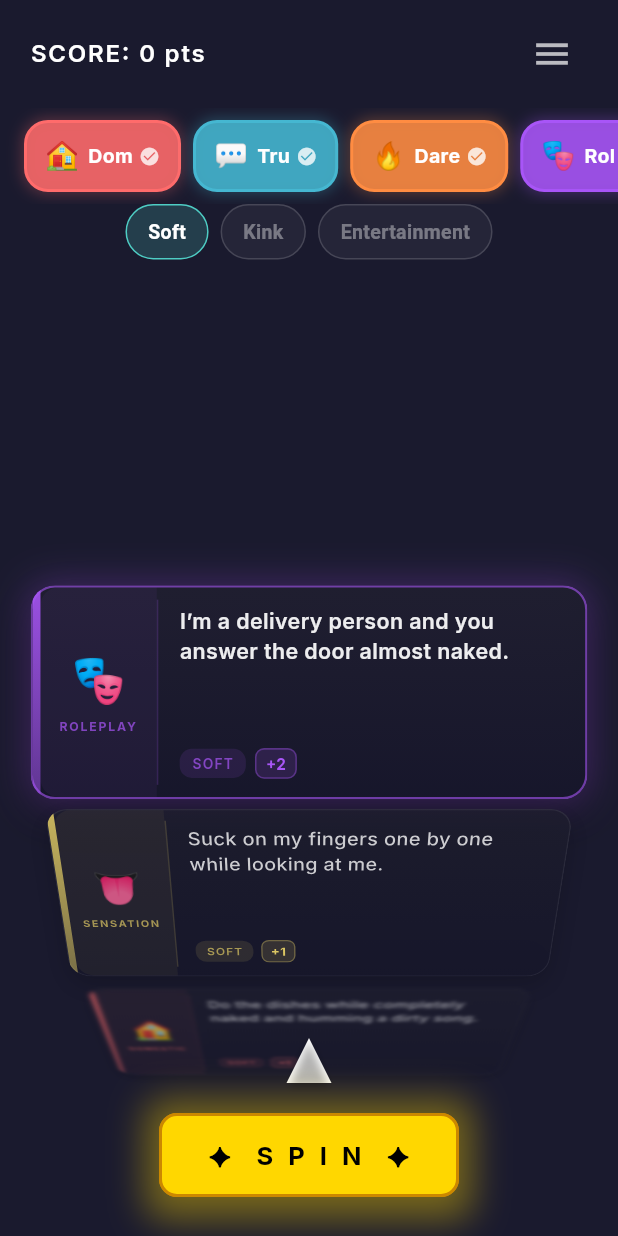
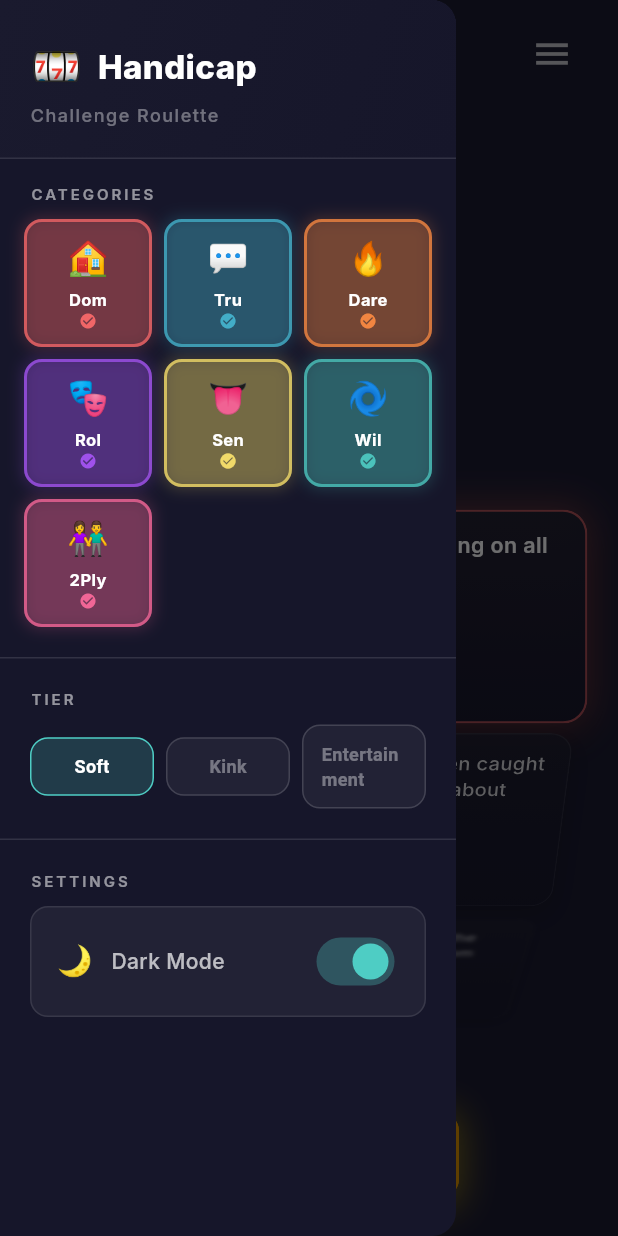
Before and after one commit to Juma1988/my_agents, a Flutter app: the screen it shows after launch, with the side drawer open (before the commit the screen has no drawer), on a phone screen of 412 x 824 dp. Run offline on Flutter 3.47's test engine with Material 3 defaults, Android fonts, the phone set to English and light mode, and no system bars; our stand-ins replace flutter_animate, google_fonts, hive, hive_flutter; accounts and stored records are empty.

Commit message:
Snackbar on last deselect, multi-tier select, new 2 Player category

```diff
--- a/lib/data/category_colors.dart
+++ b/lib/data/category_colors.dart
@@ -11,6 +11,7 @@ class CategoryColors {
     'roleplay': Color(0xFFA855F7), // Vivid Purple
     'sensation': Color(0xFFFFE66D), // Electric Yellow
     'wildcard': Color(0xFF4ECDC4), // Teal
+    'two_player': Color(0xFFFF6B9D), // Deep Pink
   };
 
   static const Map<String, Color> darkColors = {
@@ -20,6 +21,7 @@ class CategoryColors {
     'roleplay': Color(0xFF7733BB),
     'sensation': Color(0xFFCCAA22),
     'wildcard': Color(0xFF229999),
+    'two_player': Color(0xFFCC5580),
   };
 
   static Color get(String categoryId) {
--- a/lib/screens/spin_screen.dart
+++ b/lib/screens/spin_screen.dart
@@ -7,8 +7,8 @@ import '../models/challenge_category.dart';
 import '../models/challenge_segment.dart';
 import '../data/task_loader.dart';
 import '../data/category_colors.dart';
+import '../widgets/app_drawer.dart';
 import '../widgets/category_card_wheel.dart';
-import '../widgets/category_chip_selector.dart';
 import '../widgets/score_bar.dart';
 import '../widgets/spin_button.dart';
 import '../widgets/wheel_pointer.dart';
@@ -21,14 +21,16 @@ class SpinScreen extends StatefulWidget {
 }
 
 class _SpinScreenState extends State<SpinScreen> {
+  final GlobalKey<ScaffoldState> _scaffoldKey = GlobalKey<ScaffoldState>();
   final GlobalKey<CategoryCardWheelState> _wheelKey = GlobalKey();
   bool _isSpinning = false;
   bool _isLoading = true;
+  bool _isDarkMode = true;
 
   // State
   List<ChallengeCategory> _categories = [];
   List<String> _selectedCategoryIds = [];
-  String _selectedTier = 'soft'; // default tier
+  List<String> _selectedTiers = ['soft']; // default tiers
 
   int _score = 0;
 
@@ -59,11 +61,27 @@ class _SpinScreenState extends State<SpinScreen> {
       _selectedCategoryIds = [categories.first.id];
     }
 
-    // Load saved tier from Hive
-    final savedTier = _settingsBox.get('selectedTier', defaultValue: 'soft');
-    if (savedTier is String &&
-        ['soft', 'kink', 'entertainment'].contains(savedTier)) {
-      _selectedTier = savedTier;
+    // Load saved tiers from Hive
+    final savedTiers = _settingsBox.get('selectedTiers', defaultValue: null);
+    if (savedTiers != null && savedTiers is List) {
+      _selectedTiers = List<String>.from(savedTiers.cast<String>());
+    }
+    // Ensure at least 1 tier is selected
+    if (_selectedTiers.isEmpty) {
+      _selectedTiers = ['soft'];
+    }
+    // Validate all tiers exist
+    _selectedTiers = _selectedTiers
+        .where((t) => ['soft', 'kink', 'entertainment'].contains(t))
+        .toList();
+    if (_selectedTiers.isEmpty) {
+      _selectedTiers = ['soft'];
+    }
+
+    // Load dark mode preference
+    final savedDarkMode = _settingsBox.get('isDarkMode', defaultValue: true);
+    if (savedDarkMode is bool) {
+      _isDarkMode = savedDarkMode;
     }
 
     setState(() {
@@ -72,10 +90,11 @@ class _SpinScreenState extends State<SpinScreen> {
     });
   }
 
-  /// Save selected category IDs and tier to Hive
+  /// Save selected category IDs and tiers to Hive
   void _saveSettings() {
     _settingsBox.put('selectedCategoryIds', _selectedCategoryIds);
-    _settingsBox.put('selectedTier', _selectedTier);
+    _settingsBox.put('selectedTiers', _selectedTiers);
+    _settingsBox.put('isDarkMode', _isDarkMode);
   }
 
   void _onCategorySelectionChanged(List<String> newSelection) {
@@ -85,9 +104,16 @@ class _SpinScreenState extends State<SpinScreen> {
     _saveSettings();
   }
 
-  void _onTierChanged(String tier) {
+  void _onTierChanged(List<String> tiers) {
     setState(() {
-      _selectedTier = tier;
+      _selectedTiers = tiers;
+    });
+    _saveSettings();
+  }
+
+  void _onDarkModeChanged(bool value) {
+    setState(() {
+      _isDarkMode = value;
     });
     _saveSettings();
   }
@@ -154,12 +180,28 @@ class _SpinScreenState extends State<SpinScreen> {
 
   @override
   Widget build(BuildContext context) {
+    final bgColor = _isDarkMode ? const Color(0xFF1A1A2E) : const Color(0xFFF5F5F5);
+
     return Scaffold(
-      backgroundColor: const Color(0xFF1A1A2E),
+      key: _scaffoldKey,
+      backgroundColor: bgColor,
+      drawer: AppDrawer(
+        categories: _categories,
+        selectedCategoryIds: _selectedCategoryIds,
+        onSelectionChanged: _onCategorySelectionChanged,
+        selectedTiers: _selectedTiers,
+        onTierChanged: _onTierChanged,
+        isDarkMode: _isDarkMode,
+        onDarkModeChanged: _onDarkModeChanged,
+      ),
       body: SafeArea(
         child: _isLoading
-            ? const Center(
-                child: CircularProgressIndicator(color: Color(0xFF4ECDC4)),
+            ? Center(
+                child: CircularProgressIndicator(
+                  color: _isDarkMode
+                      ? const Color(0xFF4ECDC4)
+                      : const Color(0xFF2AB7AD),
+                ),
               )
             : _buildMainContent(),
       ),
@@ -167,23 +209,14 @@ class _SpinScreenState extends State<SpinScreen> {
   }
 
   Widget _buildMainContent() {
-    return Column(
+    final textColor = _isDarkMode ? Colors.white.withValues(alpha: 0.92) : const Color(0xFF1A1A2E);
+
+    return Stack(
+      children: [
+        Column(
           children: [
             // Score bar
             ScoreBar(score: _score),
-
-        // Category chip selector (top bar)
-        CategoryChipSelector(
-          categories: _categories,
-          selectedCategoryIds: _selectedCategoryIds,
-          onSelectionChanged: _onCategorySelectionChanged,
-        ),
-
-        // Tier selector
-        TierChipSelector(
-          selectedTier: _selectedTier,
-          onTierChanged: _onTierChanged,
-        ),
 
             const SizedBox(height: 8),
 
@@ -197,7 +230,7 @@ class _SpinScreenState extends State<SpinScreen> {
                     key: _wheelKey,
                     categories: _categories,
                     selectedCategoryIds: _selectedCategoryIds,
-                selectedTier: _selectedTier,
+                    selectedTiers: _selectedTiers,
                     onCenterChanged: (index) {
                       // Task changed in center
                     },
@@ -221,6 +254,30 @@ class _SpinScreenState extends State<SpinScreen> {
             ),
 
             const SizedBox(height: 20),
+          ],
+        ),
+
+        // Hamburger menu button (top-left)
+        Positioned(
+          top: 8,
+          left: 8,
+          child: SafeArea(
+            child: Material(
+              color: Colors.transparent,
+              child: IconButton(
+                icon: Icon(
+                  Icons.menu,
+                  color: textColor,
+                  size: 26,
+                ),
+                onPressed: () {
+                  _scaffoldKey.currentState?.openDrawer();
+                },
+                splashRadius: 24,
+              ),
+            ),
+          ),
+        ),
       ],
     );
   }
--- /dev/null
+++ b/lib/widgets/app_drawer.dart
@@ -0,0 +1,371 @@
+import 'package:flutter/material.dart';
+import 'package:flutter/services.dart';
+import 'package:google_fonts/google_fonts.dart';
+import '../models/challenge_category.dart';
+import '../data/category_colors.dart';
+
+/// Drawer panel containing category selection, tier selection, and settings.
+class AppDrawer extends StatelessWidget {
+  final List<ChallengeCategory> categories;
+  final List<String> selectedCategoryIds;
+  final ValueChanged<List<String>> onSelectionChanged;
+  final List<String> selectedTiers;
+  final ValueChanged<List<String>> onTierChanged;
+  final bool isDarkMode;
+  final ValueChanged<bool> onDarkModeChanged;
+
+  const AppDrawer({
+    super.key,
+    required this.categories,
+    required this.selectedCategoryIds,
+    required this.onSelectionChanged,
+    required this.selectedTiers,
+    required this.onTierChanged,
+    required this.isDarkMode,
+    required this.onDarkModeChanged,
+  });
+
+  /// Short display names for each category
+  static const Map<String, String> shortNames = {
+    'domestic': 'Dom',
+    'dirty_truth': 'Tru',
+    'spicy_dare': 'Dare',
+    'roleplay': 'Rol',
+    'sensation': 'Sen',
+    'wildcard': 'Wil',
+    'two_player': '2Ply',
+  };
+
+  void _toggleCategory(String categoryId, BuildContext context) {
+    final newSelection = List<String>.from(selectedCategoryIds);
+
+    if (newSelection.contains(categoryId)) {
+      // Don't allow deselecting the last one
+      if (newSelection.length <= 1) {
+        ScaffoldMessenger.of(context).showSnackBar(
+          SnackBar(
+            content: const Text(
+              'At least one category must stay selected',
+              style: TextStyle(
+                color: Colors.white,
+                fontWeight: FontWeight.bold,
+              ),
+            ),
+            backgroundColor: const Color(0xFF4ECDC4),
+            duration: const Duration(seconds: 2),
+            behavior: SnackBarBehavior.floating,
+          ),
+        );
+        return;
+      }
+      newSelection.remove(categoryId);
+    } else {
+      newSelection.add(categoryId);
+    }
+
+    onSelectionChanged(newSelection);
+  }
+
+  @override
+  Widget build(BuildContext context) {
+    return Drawer(
+      backgroundColor: const Color(0xFF16162A),
+      child: SafeArea(
+        child: Column(
+          children: [
+            // ── Header ──
+            _buildHeader(),
+
+            const Divider(color: Colors.white12, height: 1),
+
+            // ── Scrollable content ──
+            Expanded(
+              child: ListView(
+                padding: EdgeInsets.zero,
+                children: [
+                  const SizedBox(height: 16),
+
+                  // Categories section
+                  _buildSectionLabel('CATEGORIES'),
+                  const SizedBox(height: 10),
+                  _buildCategoryGrid(context),
+
+                  const SizedBox(height: 20),
+                  const Divider(color: Colors.white12, height: 1),
+                  const SizedBox(height: 20),
+
+                  // Tier section
+                  _buildSectionLabel('TIER'),
+                  const SizedBox(height: 10),
+                  _buildTierRow(context),
+
+                  const SizedBox(height: 20),
+                  const Divider(color: Colors.white12, height: 1),
+                  const SizedBox(height: 20),
+
+                  // Settings section
+                  _buildSectionLabel('SETTINGS'),
+                  const SizedBox(height: 10),
+                  _buildDarkModeToggle(),
+
+                  const SizedBox(height: 24),
+                ],
+              ),
+            ),
+          ],
+        ),
+      ),
+    );
+  }
+
+  Widget _buildHeader() {
+    return Container(
+      width: double.infinity,
+      padding: const EdgeInsets.fromLTRB(20, 24, 20, 20),
+      decoration: const BoxDecoration(
+        gradient: LinearGradient(
+          colors: [Color(0xFF1A1A2E), Color(0xFF16162A)],
+          begin: Alignment.topLeft,
+          end: Alignment.bottomRight,
+        ),
+      ),
+      child: Column(
+        crossAxisAlignment: CrossAxisAlignment.start,
+        children: [
+          Row(
+            children: [
+              const Text('🎰', style: TextStyle(fontSize: 28)),
+              const SizedBox(width: 10),
+              Text(
+                'Handicap',
+                style: GoogleFonts.inter(
+                  color: Colors.white,
+                  fontSize: 22,
+                  fontWeight: FontWeight.w800,
+                ),
+              ),
+            ],
+          ),
+          const SizedBox(height: 4),
+          Text(
+            'Challenge Roulette',
+            style: GoogleFonts.inter(
+              color: Colors.white38,
+              fontSize: 12,
+              fontWeight: FontWeight.w500,
+              letterSpacing: 1,
+            ),
+          ),
+        ],
+      ),
+    );
+  }
+
+  Widget _buildSectionLabel(String label) {
+    return Padding(
+      padding: const EdgeInsets.symmetric(horizontal: 20),
+      child: Text(
+        label,
+        style: GoogleFonts.inter(
+          color: Colors.white54,
+          fontSize: 10,
+          fontWeight: FontWeight.w600,
+          letterSpacing: 2,
+        ),
+      ),
+    );
+  }
+
+  Widget _buildCategoryGrid(BuildContext context) {
+    return Padding(
+      padding: const EdgeInsets.symmetric(horizontal: 16),
+      child: GridView.builder(
+        shrinkWrap: true,
+        physics: const NeverScrollableScrollPhysics(),
+        gridDelegate: const SliverGridDelegateWithFixedCrossAxisCount(
+          crossAxisCount: 3,
+          childAspectRatio: 1.0,
+          crossAxisSpacing: 8,
+          mainAxisSpacing: 8,
+        ),
+        itemCount: categories.length,
+        itemBuilder: (context, index) {
+          final cat = categories[index];
+          final isSelected = selectedCategoryIds.contains(cat.id);
+          final color = CategoryColors.get(cat.id);
+          final shortName = shortNames[cat.id] ?? cat.name.substring(0, 3);
+
+          return GestureDetector(
+            onTap: () {
+              HapticFeedback.selectionClick();
+              _toggleCategory(cat.id, context);
+            },
+            child: AnimatedContainer(
+              duration: const Duration(milliseconds: 200),
+              curve: Curves.easeOutCubic,
+              decoration: BoxDecoration(
+                color: isSelected
+                    ? color.withValues(alpha: 0.25)
+                    : Colors.white.withValues(alpha: 0.05),
+                borderRadius: BorderRadius.circular(12),
+                border: Border.all(
+                  color: isSelected
+                      ? color.withValues(alpha: 0.7)
+                      : Colors.white.withValues(alpha: 0.1),
+                  width: isSelected ? 2 : 1,
+                ),
+                boxShadow: isSelected
+                    ? [
+                        BoxShadow(
+                          color: color.withValues(alpha: 0.2),
+                          blurRadius: 8,
+                          spreadRadius: 1,
+                        ),
+                      ]
+                    : [],
+              ),
+              child: Column(
+                mainAxisAlignment: MainAxisAlignment.center,
+                children: [
+                  Text(cat.icon, style: const TextStyle(fontSize: 22)),
+                  const SizedBox(height: 4),
+                  Text(
+                    shortName,
+                    style: GoogleFonts.inter(
+                      color: isSelected
+                          ? Colors.white
+                          : Colors.white.withValues(alpha: 0.5),
+                      fontSize: 11,
+                      fontWeight:
+                          isSelected ? FontWeight.w700 : FontWeight.w500,
+                    ),
+                  ),
+                  if (isSelected)
+                    Icon(
+                      Icons.check_circle,
+                      color: color.withValues(alpha: 0.9),
+                      size: 12,
+                    ),
+                ],
+              ),
+            ),
+          );
+        },
+      ),
+    );
+  }
+
+  Widget _buildTierRow(BuildContext context) {
+    return Padding(
+      padding: const EdgeInsets.symmetric(horizontal: 20),
+      child: Row(
+        children: [
+          Expanded(child: _buildTierChip('Soft', 'soft', context)),
+          const SizedBox(width: 8),
+          Expanded(child: _buildTierChip('Kink', 'kink', context)),
+          const SizedBox(width: 8),
+          Expanded(child: _buildTierChip('Entertainment', 'entertainment', context)),
+        ],
+      ),
+    );
+  }
+
+  Widget _buildTierChip(String label, String tier, BuildContext context) {
+    final selected = selectedTiers.contains(tier);
+    return GestureDetector(
+      onTap: () {
+        HapticFeedback.selectionClick();
+        final newTiers = List<String>.from(selectedTiers);
+        if (newTiers.contains(tier)) {
+          // Don't allow deselecting the last tier
+          if (newTiers.length <= 1) {
+            ScaffoldMessenger.of(context).showSnackBar(
+              SnackBar(
+                content: const Text(
+                  'At least one tier must stay selected',
+                  style: TextStyle(
+                    color: Colors.white,
+                    fontWeight: FontWeight.bold,
+                  ),
+                ),
+                backgroundColor: const Color(0xFF4ECDC4),
+                duration: const Duration(seconds: 2),
+                behavior: SnackBarBehavior.floating,
+              ),
+            );
+            return;
+          }
+          newTiers.remove(tier);
+        } else {
+          newTiers.add(tier);
+        }
+        onTierChanged(newTiers);
+      },
+      child: AnimatedContainer(
+        duration: const Duration(milliseconds: 200),
+        padding: const EdgeInsets.symmetric(horizontal: 12, vertical: 10),
+        decoration: BoxDecoration(
+          color: selected
+              ? const Color(0xFF4ECDC4).withValues(alpha: 0.2)
+              : Colors.white.withValues(alpha: 0.05),
+          borderRadius: BorderRadius.circular(12),
+          border: Border.all(
+            color: selected
+                ? const Color(0xFF4ECDC4)
+                : Colors.white.withValues(alpha: 0.15),
+          ),
+        ),
+        child: Center(
+          child: Text(
+            label,
+            style: TextStyle(
+              color: selected ? Colors.white : Colors.white38,
+              fontSize: 12,
+              fontWeight: FontWeight.w600,
+            ),
+          ),
+        ),
+      ),
+    );
+  }
+
+  Widget _buildDarkModeToggle() {
+    return Padding(
+      padding: const EdgeInsets.symmetric(horizontal: 20),
+      child: Container(
+        padding: const EdgeInsets.symmetric(horizontal: 16, vertical: 12),
+        decoration: BoxDecoration(
+          color: Colors.white.withValues(alpha: 0.05),
+          borderRadius: BorderRadius.circular(12),
+          border: Border.all(
+            color: Colors.white.withValues(alpha: 0.1),
+          ),
+        ),
+        child: Row(
+          children: [
+            const Text('🌙', style: TextStyle(fontSize: 20)),
+            const SizedBox(width: 12),
+            Expanded(
+              child: Text(
+                'Dark Mode',
+                style: GoogleFonts.inter(
+                  color: Colors.white70,
+                  fontSize: 14,
+                  fontWeight: FontWeight.w500,
+                ),
+              ),
+            ),
+            Switch(
+              value: isDarkMode,
+              onChanged: onDarkModeChanged,
+              activeThumbColor: const Color(0xFF4ECDC4),
+              activeTrackColor: const Color(0xFF4ECDC4).withValues(alpha: 0.3),
+              inactiveThumbColor: Colors.white54,
+              inactiveTrackColor: Colors.white.withValues(alpha: 0.15),
+            ),
+          ],
+        ),
+      ),
+    );
+  }
+}
--- a/lib/widgets/category_card_wheel.dart
+++ b/lib/widgets/category_card_wheel.dart
@@ -31,14 +31,14 @@ class CategoryCardWheel extends StatefulWidget {
     super.key,
     required this.categories,
     required this.selectedCategoryIds,
-    required this.selectedTier,
+    required this.selectedTiers,
     this.initialIndex = 0,
     this.onCenterChanged,
   });
 
   final List<ChallengeCategory> categories;
   final List<String> selectedCategoryIds;
-  final String selectedTier;
+  final List<String> selectedTiers;
   final int initialIndex;
   final ValueChanged<int>? onCenterChanged;
 
@@ -56,30 +56,35 @@ class CategoryCardWheelState extends State<CategoryCardWheel> {
 
   static const int _multiplier = 10000;
 
-  /// Build the flat task pool from selected categories + selected tier.
+  /// Build the flat task pool from selected categories + selected tiers.
   List<TaskCardItem> get _taskPool {
     final pool = <TaskCardItem>[];
     for (final cat in widget.categories) {
       if (!widget.selectedCategoryIds.contains(cat.id)) continue;
-      final tasks = cat.tasksForTier(widget.selectedTier);
-      for (final task in tasks) {
-        pool.add(TaskCardItem(
-          category: cat,
-          task: task,
-          tier: widget.selectedTier,
-        ));
+      for (final tier in widget.selectedTiers) {
+        final tasks = cat.tasksForTier(tier);
+        for (final task in tasks) {
+          pool.add(TaskCardItem(
+            category: cat,
+            task: task,
+            tier: tier,
+          ));
+        }
       }
     }
-    // Fallback: if selected tier yields nothing, use all enabled tiers
+    // Fallback: if selected tiers yield nothing, use all enabled tiers
     if (pool.isEmpty) {
       for (final cat in widget.categories) {
         if (!widget.selectedCategoryIds.contains(cat.id)) continue;
-        for (final task in cat.enabledTiers) {
+        for (final task in cat.soft) {
+          pool.add(TaskCardItem(category: cat, task: task, tier: 'soft'));
+        }
+        for (final task in cat.kink) {
+          pool.add(TaskCardItem(category: cat, task: task, tier: 'kink'));
+        }
+        for (final task in cat.entertainment) {
           pool.add(TaskCardItem(
-            category: cat,
-            task: task,
-            tier: widget.selectedTier,
-          ));
+              category: cat, task: task, tier: 'entertainment'));
         }
       }
     }
```
Also changed, not shown: task.json (+45 -0 lines), 1 other file. Lines whose indentation alone changed are shown as unchanged.
